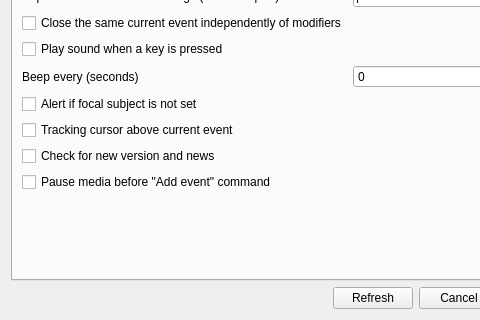
Before: the Qt Designer form src/preferences.ui in olivierfriard/BORIS, drawn with Qt 5; both pictures show x 0 to 480 and y 205 to 525 of the 596 by 525 pixel window.
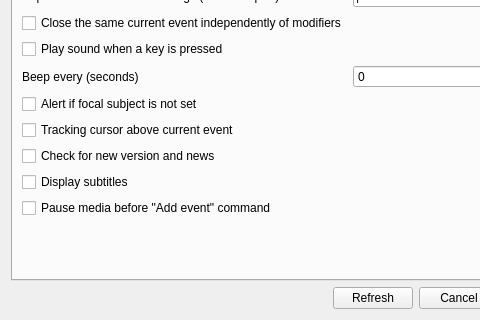
After: the same form once the commit is applied.

Commit message: added subtitles display

```diff
--- a/src/preferences.ui
+++ b/src/preferences.ui
@@ -197,13 +197,20 @@
              </property>
             </widget>
            </item>
-           <item row="12" column="0">
+           <item row="13" column="0">
             <widget class="QCheckBox" name="cb_pause_before_addevent">
              <property name="text">
               <string>Pause media before &quot;Add event&quot; command</string>
              </property>
             </widget>
            </item>
+           <item row="12" column="0">
+            <widget class="QCheckBox" name="cb_display_subtitles">
+             <property name="text">
+              <string>Display subtitles</string>
+             </property>
+            </widget>
+           </item>
           </layout>
          </item>
         </layout>
```
The commit also changes 5 other files.
